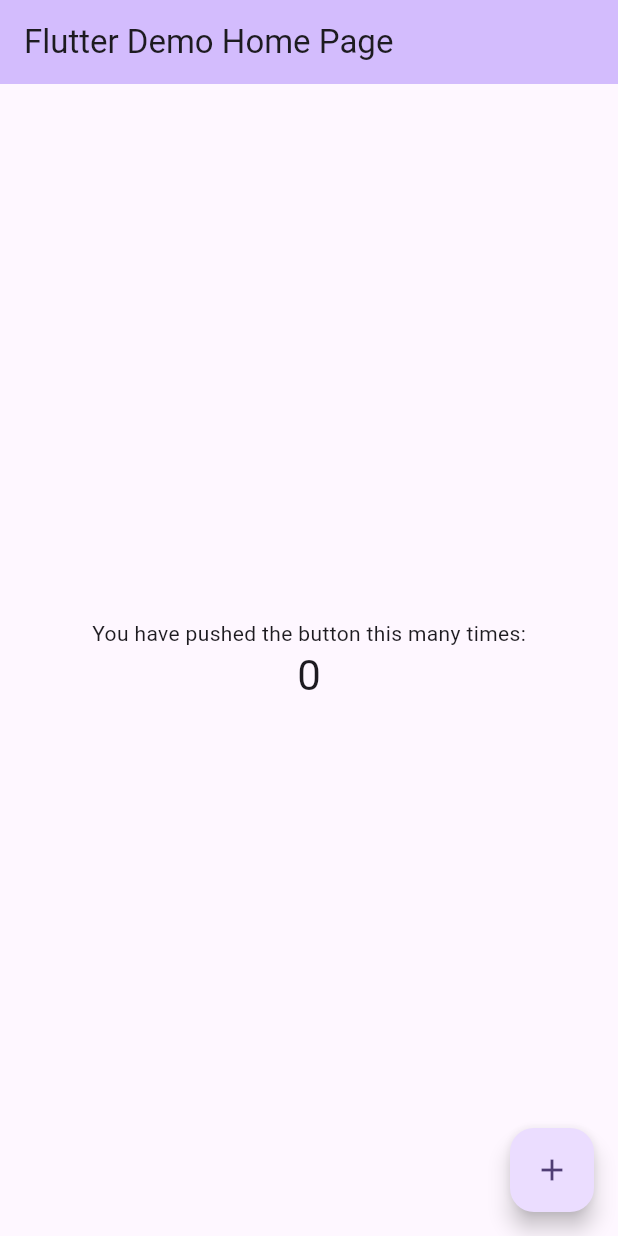
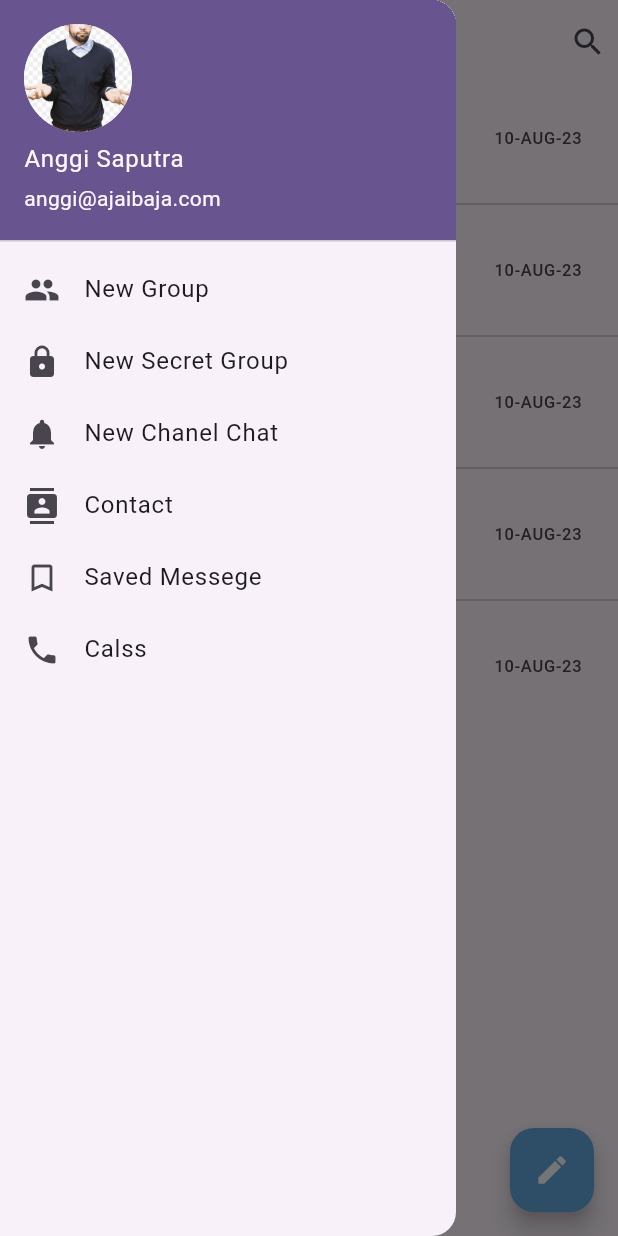
Before and after one commit to Anggis15/BootcampFlutter, a Flutter app: the screen it shows after launch, with the side drawer open (before the commit the screen has no drawer), on a phone screen of 412 x 824 dp. Run offline on Flutter 3.47's test engine with Material 2 defaults, Android fonts, the phone set to English and light mode, and no system bars.

Commit message:
anggi create telegram app

```diff
--- a/sanberappflutter/lib/main.dart
+++ b/sanberappflutter/lib/main.dart
@@ -1,4 +1,5 @@
 import 'package:flutter/material.dart';
+import 'package:sanberappflutter/tugas/tugas9/telegram.dart';
 
 void main() {
   runApp(const MyApp());
@@ -31,95 +32,7 @@ class MyApp extends StatelessWidget {
         colorScheme: ColorScheme.fromSeed(seedColor: Colors.deepPurple),
         useMaterial3: true,
       ),
-      home: const MyHomePage(title: 'Flutter Demo Home Page'),
+      home: Telegram(),
     );
   }
 }
-
-class MyHomePage extends StatefulWidget {
-  const MyHomePage({super.key, required this.title});
-
-  // This widget is the home page of your application. It is stateful, meaning
-  // that it has a State object (defined below) that contains fields that affect
-  // how it looks.
-
-  // This class is the configuration for the state. It holds the values (in this
-  // case the title) provided by the parent (in this case the App widget) and
-  // used by the build method of the State. Fields in a Widget subclass are
-  // always marked "final".
-
-  final String title;
-
-  @override
-  State<MyHomePage> createState() => _MyHomePageState();
-}
-
-class _MyHomePageState extends State<MyHomePage> {
-  int _counter = 0;
-
-  void _incrementCounter() {
-    setState(() {
-      // This call to setState tells the Flutter framework that something has
-      // changed in this State, which causes it to rerun the build method below
-      // so that the display can reflect the updated values. If we changed
-      // _counter without calling setState(), then the build method would not be
-      // called again, and so nothing would appear to happen.
-      _counter++;
-    });
-  }
-
-  @override
-  Widget build(BuildContext context) {
-    // This method is rerun every time setState is called, for instance as done
-    // by the _incrementCounter method above.
-    //
-    // The Flutter framework has been optimized to make rerunning build methods
-    // fast, so that you can just rebuild anything that needs updating rather
-    // than having to individually change instances of widgets.
-    return Scaffold(
-      appBar: AppBar(
-        // TRY THIS: Try changing the color here to a specific color (to
-        // Colors.amber, perhaps?) and trigger a hot reload to see the AppBar
-        // change color while the other colors stay the same.
-        backgroundColor: Theme.of(context).colorScheme.inversePrimary,
-        // Here we take the value from the MyHomePage object that was created by
-        // the App.build method, and use it to set our appbar title.
-        title: Text(widget.title),
-      ),
-      body: Center(
-        // Center is a layout widget. It takes a single child and positions it
-        // in the middle of the parent.
-        child: Column(
-          // Column is also a layout widget. It takes a list of children and
-          // arranges them vertically. By default, it sizes itself to fit its
-          // children horizontally, and tries to be as tall as its parent.
-          //
-          // Column has various properties to control how it sizes itself and
-          // how it positions its children. Here we use mainAxisAlignment to
-          // center the children vertically; the main axis here is the vertical
-          // axis because Columns are vertical (the cross axis would be
-          // horizontal).
-          //
-          // TRY THIS: Invoke "debug painting" (choose the "Toggle Debug Paint"
-          // action in the IDE, or press "p" in the console), to see the
-          // wireframe for each widget.
-          mainAxisAlignment: MainAxisAlignment.center,
-          children: <Widget>[
-            const Text(
-              'You have pushed the button this many times:',
-            ),
-            Text(
-              '$_counter',
-              style: Theme.of(context).textTheme.headlineMedium,
-            ),
-          ],
-        ),
-      ),
-      floatingActionButton: FloatingActionButton(
-        onPressed: _incrementCounter,
-        tooltip: 'Increment',
-        child: const Icon(Icons.add),
-      ), // This trailing comma makes auto-formatting nicer for build methods.
-    );
-  }
-}
--- /dev/null
+++ b/sanberappflutter/lib/tugas/tugas9/DrawerScreen.dart
@@ -0,0 +1,95 @@
+import 'package:flutter/material.dart';
+
+class DrawerScreen extends StatefulWidget {
+  const DrawerScreen({super.key});
+
+  @override
+  State<DrawerScreen> createState() => _DrawerScreenState();
+}
+
+class _DrawerScreenState extends State<DrawerScreen>
+    with SingleTickerProviderStateMixin {
+  late AnimationController _controller;
+
+  @override
+  void initState() {
+    super.initState();
+    _controller = AnimationController(vsync: this);
+  }
+
+  @override
+  void dispose() {
+    _controller.dispose();
+    super.dispose();
+  }
+
+  @override
+  Widget build(BuildContext context) {
+    return Drawer(
+      child: ListView(
+        children: <Widget>[
+          UserAccountsDrawerHeader(
+            accountName: Text("Anggi Saputra"),
+            currentAccountPicture: CircleAvatar(
+              backgroundImage: AssetImage("assets/img/anggi.png"),
+            ),
+            accountEmail: Text("anggi@ajaibaja.com"),
+          ),
+          DrawerListTile(
+            iconData: Icons.group,
+            title: "New Group",
+            onTilePressed: () {},
+          ),
+          DrawerListTile(
+            iconData: Icons.lock,
+            title: "New Secret Group",
+            onTilePressed: () {},
+          ),
+          DrawerListTile(
+            iconData: Icons.notifications,
+            title: "New Chanel Chat",
+            onTilePressed: () {},
+          ),
+          DrawerListTile(
+            iconData: Icons.contacts,
+            title: "Contact",
+            onTilePressed: () {},
+          ),
+          DrawerListTile(
+            iconData: Icons.bookmark_border,
+            title: "Saved Messege",
+            onTilePressed: () {},
+          ),
+          DrawerListTile(
+            iconData: Icons.phone,
+            title: "Calss",
+            onTilePressed: () {},
+          )
+        ],
+      ),
+    );
+  }
+}
+
+class DrawerListTile extends StatelessWidget {
+  final IconData? iconData;
+  final String? title;
+  final VoidCallback? onTilePressed;
+
+  const DrawerListTile(
+      {Key? key, this.iconData, this.title, this.onTilePressed})
+      : super(key: key);
+
+  @override
+  Widget build(BuildContext context) {
+    return ListTile(
+      onTap: onTilePressed,
+      dense: true,
+      leading: Icon(iconData),
+      title: Text(
+        title!,
+        style: TextStyle(fontSize: 16),
+      ),
+    );
+  }
+}
--- /dev/null
+++ b/sanberappflutter/lib/tugas/tugas9/models/Chart_model.dart
@@ -0,0 +1,36 @@
+class ChartModel {
+  final String? name;
+  final String? messege;
+  final String? time;
+  final String? profileUrl;
+
+  ChartModel({this.name, this.messege, this.time, this.profileUrl});
+}
+
+final List<ChartModel> items = [
+  ChartModel(
+      name: "Anggi",
+      messege: "yok yo ayo",
+      time: "10-AUG-23",
+      profileUrl: "assets/img/1.png"),
+  ChartModel(
+      name: "putra",
+      messege: "yok yo ayo",
+      time: "10-AUG-23",
+      profileUrl: "assets/img/2.png"),
+  ChartModel(
+      name: "Rahmad",
+      messege: "yok yo ayo",
+      time: "10-AUG-23",
+      profileUrl: "assets/img/3.png"),
+  ChartModel(
+      name: "Khadafi",
+      messege: "yok yo ayo",
+      time: "10-AUG-23",
+      profileUrl: "assets/img/4.png"),
+  ChartModel(
+      name: "Wahyu",
+      messege: "yok yo ayo",
+      time: "10-AUG-23",
+      profileUrl: "assets/img/5.png")
+];
--- /dev/null
+++ b/sanberappflutter/lib/tugas/tugas9/telegram.dart
@@ -0,0 +1,68 @@
+import 'package:flutter/material.dart';
+import 'package:sanberappflutter/tugas/tugas9/DrawerScreen.dart';
+import 'package:sanberappflutter/tugas/tugas9/models/Chart_model.dart';
+
+class Telegram extends StatefulWidget {
+  const Telegram({super.key});
+
+  @override
+  State<Telegram> createState() => _TelegramState();
+}
+
+class _TelegramState extends State<Telegram>
+    with SingleTickerProviderStateMixin {
+  late AnimationController _controller;
+
+  @override
+  void initState() {
+    super.initState();
+    _controller = AnimationController(vsync: this);
+  }
+
+  @override
+  void dispose() {
+    _controller.dispose();
+    super.dispose();
+  }
+
+  @override
+  Widget build(BuildContext context) {
+    return Scaffold(
+      appBar: AppBar(
+        title: Text("Telegram"),
+        actions: <Widget>[
+          Padding(
+            padding: const EdgeInsets.all(8.0),
+            child: Icon(Icons.search),
+          )
+        ],
+      ),
+      drawer: DrawerScreen(),
+      body: ListView.separated(
+          itemBuilder: (ctx, i) {
+            return ListTile(
+              leading: CircleAvatar(
+                radius: 28,
+                backgroundImage: AssetImage(items[i].profileUrl!),
+                // NetworkImage(items[i].profileUrl!)
+              ),
+              title: Text(
+                items[i].name!,
+                style: TextStyle(fontWeight: FontWeight.bold),
+              ),
+              subtitle: Text(items[i].messege!),
+              trailing: Text(items[i].time!),
+            );
+          },
+          separatorBuilder: (ctx, i) {
+            return Divider();
+          },
+          itemCount: items.length),
+      floatingActionButton: FloatingActionButton(
+        child: Icon(Icons.create, color: Colors.white),
+        backgroundColor: Color(0xFF65a9e0),
+        onPressed: () {},
+      ),
+    );
+  }
+}
```
Also changed, not shown: sanberappflutter/pubspec.yaml (+4 -6 lines), sanberappflutter/assets/img/1.png (added), sanberappflutter/assets/img/2.png (added), sanberappflutter/assets/img/3.png (added), sanberappflutter/assets/img/4.png (added), sanberappflutter/assets/img/5.png (added), sanberappflutter/assets/img/anggi.png (added).
